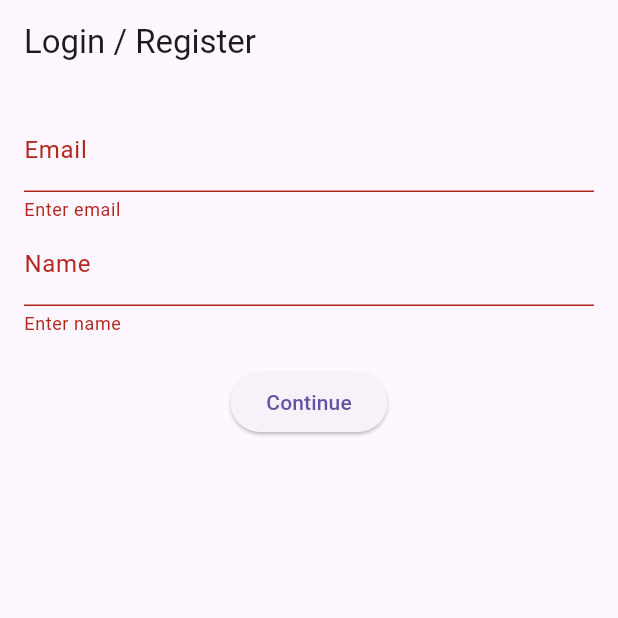
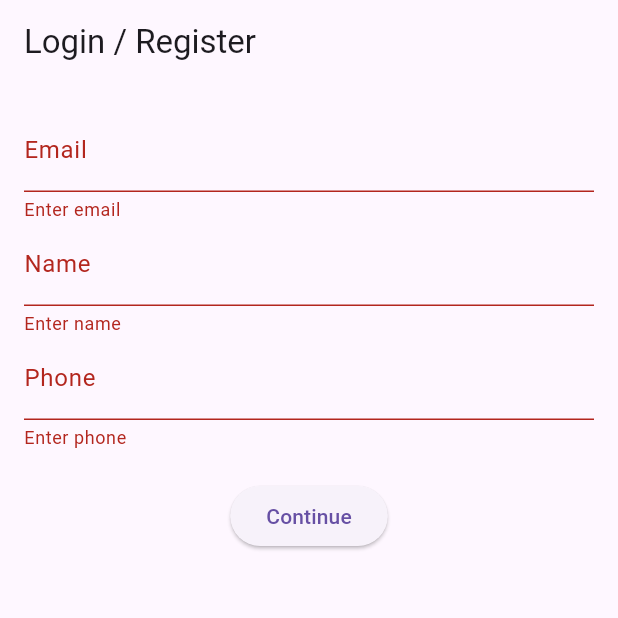
Before and after one commit to AlbertNS618/Pawtroli, a Flutter app: the screen it shows after launch, after a tap on "Continue", on a phone screen of 412 x 824 dp, the top half of it. Run offline on Flutter 3.47's test engine with Material 3 defaults, Android fonts, the phone set to English and light mode, and no system bars; our stand-ins replace firebase_core, image_picker; accounts and stored records are empty; project files that could hold a hidden picture were left out.

Commit message:
Implement Firebase authentication and core integration; enhance login functionality with phone number input and error handling; update server address to allow external access; add README documentation for project overview.

```diff
--- a/pawtroli/lib/login_screen.dart
+++ b/pawtroli/lib/login_screen.dart
@@ -1,4 +1,9 @@
+import 'dart:developer' as Logger;
+
 import 'package:flutter/material.dart';
+import 'dart:convert';
+import 'package:http/http.dart' as http;
+
 
 class LoginScreen extends StatefulWidget {
   final Function(String userId) onLogin;
@@ -12,10 +17,29 @@ class _LoginScreenState extends State<LoginScreen> {
   final _formKey = GlobalKey<FormState>();
   String email = '';
   String name = '';
+  String phone = '';
 
-  void _submit() {
+  Future<void> _submit() async {
     if (_formKey.currentState!.validate()) {
       final userId = email.replaceAll('@', '_').replaceAll('.', '_');
+
+      final response = await http.post(
+        Uri.parse('http://192.168.0.164:8080/login'),
+        headers: {'Content-Type': 'application/json'},
+        body: jsonEncode({
+          "id": userId,
+          "email": email,
+          "name": name,
+          "phone": phone,
+        }),
+      ); Logger.log('Login response: ${response.body}');
+      if (response.statusCode != 200) {
+        // Handle error
+        ScaffoldMessenger.of(context).showSnackBar(
+          SnackBar(content: Text('Login failed: ${response.body}')),
+        );
+        return;
+      }
       widget.onLogin(userId);
     }
   }
@@ -39,6 +63,11 @@ class _LoginScreenState extends State<LoginScreen> {
               onChanged: (val) => name = val,
               validator: (val) => val!.isEmpty ? 'Enter name' : null,
             ),
+            TextFormField(
+                decoration: InputDecoration(labelText: 'Phone'),
+                onChanged: (val) => phone = val,
+                validator: (val) => val!.isEmpty ? 'Enter phone' : null,
+            ),
             SizedBox(height: 20),
             ElevatedButton(onPressed: _submit, child: Text('Continue'))
           ]),
--- a/pawtroli/lib/main.dart
+++ b/pawtroli/lib/main.dart
@@ -1,12 +1,29 @@
+import 'package:firebase_core/firebase_core.dart';
 import 'package:flutter/material.dart';
 import 'login_screen.dart';
 import 'pet_registration_screen.dart';
 
-void main() {
-  runApp(MaterialApp(home: Entry()));
+void main() async {
+  WidgetsFlutterBinding.ensureInitialized();
+  await Firebase.initializeApp();
+  runApp(MyApp());
+}
+
+class MyApp extends StatelessWidget {
+  const MyApp({super.key});
+
+  @override
+  Widget build(BuildContext context) {
+    return MaterialApp(
+      title: 'Pawtroli',
+      home: Entry(),
+    );
+  }
 }
 
 class Entry extends StatefulWidget {
+  const Entry({super.key});
+
   @override
   State<Entry> createState() => _EntryState();
 }
--- a/pawtroli/pubspec.yaml
+++ b/pawtroli/pubspec.yaml
@@ -37,6 +37,10 @@ dependencies:
   uuid: ^4.5.1
   http: ^1.4.0
   image_picker: ^1.1.2
+
+  firebase_core: ^2.20.0
+  firebase_auth: ^4.12.0
+
 
 dev_dependencies:
   flutter_test:
```
Also changed, not shown: pawtroli/pubspec.lock, 5 other files.
